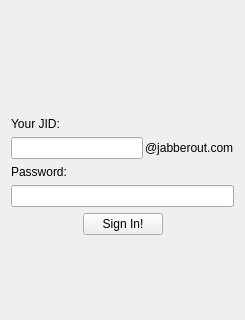
This is src/tools/yastuff/yaloginpage.ui in AlekSi/Jabbin as Qt 5 draws it before an edit; both pictures show x 0 to 245 and y 0 to 320 of the 245 by 529 pixel window. The edited form follows.
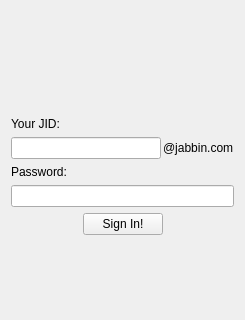
This is the edited form. Custom widgets are drawn as their Qt base class.

Commit message:
Jabberout -> Jabbin
replace the strings in config files

Diff of the .ui file:
```diff
--- a/src/tools/yastuff/yaloginpage.ui
+++ b/src/tools/yastuff/yaloginpage.ui
@@ -135,7 +135,7 @@
      <item row="0" column="1">
       <widget class="QLabel" name="label_3">
        <property name="text">
-        <string>@jabberout.com</string>
+        <string>@jabbin.com</string>
        </property>
       </widget>
      </item>
```
The commit also changes 17 other files.
